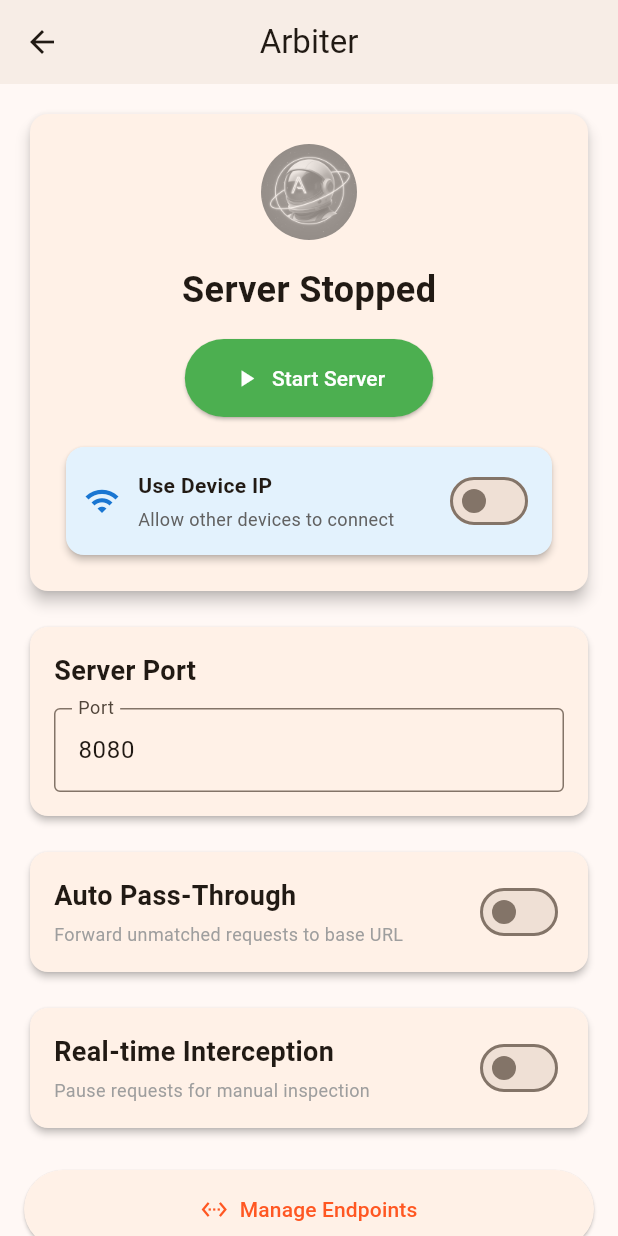
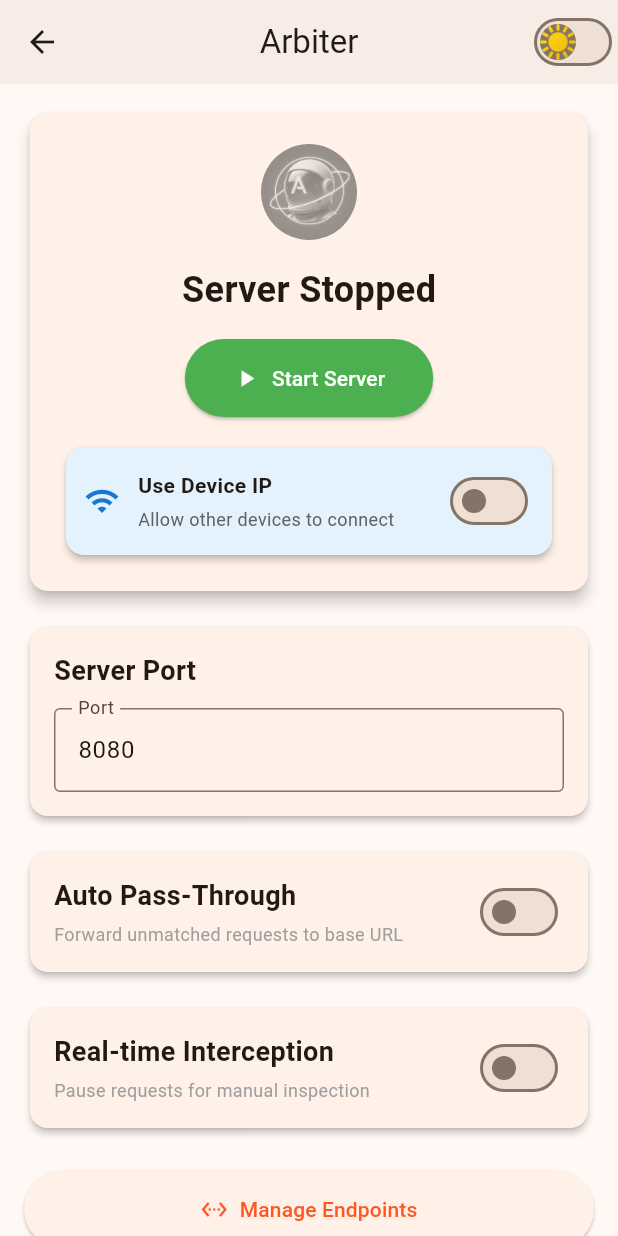
Before and after one commit to smnshuvo/Arbiter-Mock-Server, a Flutter app: the HomeScreen screen opened by its route, on a phone screen of 412 x 824 dp. Run offline on Flutter 3.47's test engine with Material 3 defaults, Android fonts, the phone set to English and light mode, and no system bars; our stand-ins replace equatable, file_picker, flutter_bloc, get_it, share_plus, shared_preferences and 3 more; accounts and stored records are empty.

Commit message:
Add theme switch in home page

```diff
--- a/lib/ui/screens/home_screen.dart
+++ b/lib/ui/screens/home_screen.dart
@@ -1,3 +1,4 @@
+import 'package:arbiter_mock_server/core/theme/theme_cubit.dart';
 import 'package:flutter/material.dart';
 import 'package:flutter/services.dart';
 import 'package:flutter_bloc/flutter_bloc.dart';
@@ -14,17 +15,21 @@ import 'endpoint_screen.dart';
 import 'logs_screen.dart';
 
 class HomeScreen extends StatefulWidget {
-  const HomeScreen({Key? key}) : super(key: key);
+  const HomeScreen({super.key});
 
   @override
   State<HomeScreen> createState() => _HomeScreenState();
 }
 
 class _HomeScreenState extends State<HomeScreen> {
-  final TextEditingController _portController = TextEditingController(text: '8080');
-  final TextEditingController _passThroughUrlController = TextEditingController();
+  final TextEditingController _portController =
+      TextEditingController(text: '8080');
+  final TextEditingController _passThroughUrlController =
+      TextEditingController();
 
   static const iconAssetPath = 'assets/app_icon/app_icon.png';
+  static const sunIconAssetPath = 'assets/sun.png';
+  static const moonIconAssetPath = 'assets/moon.png';
 
   @override
   void initState() {
@@ -46,6 +51,18 @@ class _HomeScreenState extends State<HomeScreen> {
       appBar: AppBar(
         title: const Text('Arbiter'),
         centerTitle: true,
+        actions: [
+          BlocBuilder<ThemeCubit, ThemeMode>(
+            builder: (context, themeMode) {
+              return Switch(
+                value: themeMode == ThemeMode.dark,
+                onChanged: (_) => context.read<ThemeCubit>().toggleTheme(),
+                activeThumbImage: const AssetImage(moonIconAssetPath),
+                inactiveThumbImage: const AssetImage(sunIconAssetPath),
+              );
+            },
+          )
+        ],
       ),
       body: BlocConsumer<ServerBloc, ServerState>(
         listener: (context, state) {
@@ -186,7 +203,8 @@ class _HomeScreenState extends State<HomeScreen> {
               ),
               style: ElevatedButton.styleFrom(
                 backgroundColor: isRunning ? Colors.red : Colors.green,
-                padding: const EdgeInsets.symmetric(horizontal: 32, vertical: 16),
+                padding:
+                    const EdgeInsets.symmetric(horizontal: 32, vertical: 16),
               ),
             ),
             if (!isRunning && state is ServerStopped) ...[
@@ -201,7 +219,9 @@ class _HomeScreenState extends State<HomeScreen> {
 
   Widget _buildDeviceIpToggle(ServerStopped state) {
     return Card(
-      color: Colors.blue.shade50,
+      color: Theme.of(context).brightness == Brightness.light
+          ? Colors.blue.shade50
+          : Colors.deepPurple.shade900,
       child: Padding(
         padding: const EdgeInsets.all(12),
         child: Row(
@@ -226,8 +246,9 @@ class _HomeScreenState extends State<HomeScreen> {
                         : 'Allow other devices to connect',
                     style: TextStyle(
                         fontSize: 12,
-                      color: Colors.grey[700],
-                    ),
+                        color: Theme.of(context).brightness == Brightness.light
+                            ? Colors.grey[700]
+                            : Colors.white70),
                   ),
                 ],
               ),
@@ -336,7 +357,9 @@ class _HomeScreenState extends State<HomeScreen> {
                 Switch(
                   value: autoPassThrough,
                   onChanged: (value) {
-                    context.read<ServerBloc>().add(SetAutoPassThroughEvent(value));
+                    context
+                        .read<ServerBloc>()
+                        .add(SetAutoPassThroughEvent(value));
                   },
                 ),
               ],
@@ -349,14 +372,17 @@ class _HomeScreenState extends State<HomeScreen> {
                   border: const OutlineInputBorder(),
                   labelText: 'Global Pass-Through Base URL',
                   hintText: 'https://api.example.com',
-                  helperText: 'Requests will be forwarded as: base_url + request_path',
+                  helperText:
+                      'Requests will be forwarded as: base_url + request_path',
                   suffixIcon: isRunning
                       ? const Icon(Icons.lock, color: Colors.grey)
                       : null,
                 ),
                 enabled: !isRunning,
                 onChanged: (value) {
-                  context.read<ServerBloc>().add(SetGlobalPassThroughUrlEvent(value));
+                  context
+                      .read<ServerBloc>()
+                      .add(SetGlobalPassThroughUrlEvent(value));
                 },
               ),
               if (isRunning)
@@ -495,12 +521,15 @@ class _HomeScreenState extends State<HomeScreen> {
                   Container(
                     padding: const EdgeInsets.all(12),
                     decoration: BoxDecoration(
-                      color: Colors.blue.shade50,
+                      color: Theme.of(context).brightness == Brightness.light
+                          ? Colors.blue.shade50
+                          : Colors.deepPurple.shade900,
                       borderRadius: BorderRadius.circular(8),
                     ),
                     child: Row(
                       children: [
-                        Icon(Icons.info_outline, color: Colors.blue.shade700, size: 20),
+                        Icon(Icons.info_outline,
+                            color: Colors.blue.shade700, size: 20),
                         const SizedBox(width: 8),
                         const Expanded(
                           child: Text(
--- a/pubspec.yaml
+++ b/pubspec.yaml
@@ -61,3 +61,4 @@ flutter:
   uses-material-design: true
   assets:
     - assets/app_icon/app_icon.png
+    - assets/
```
Also changed, not shown: assets/moon.png (added), assets/sun.png (added). Lines whose indentation alone changed are shown as unchanged.
